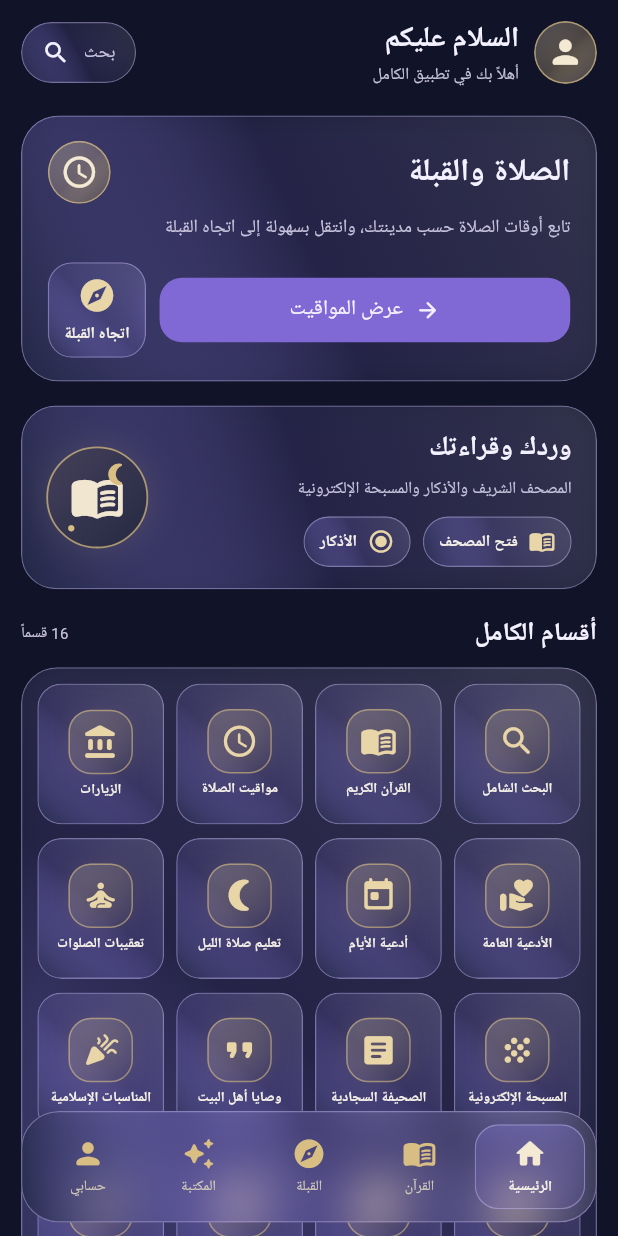
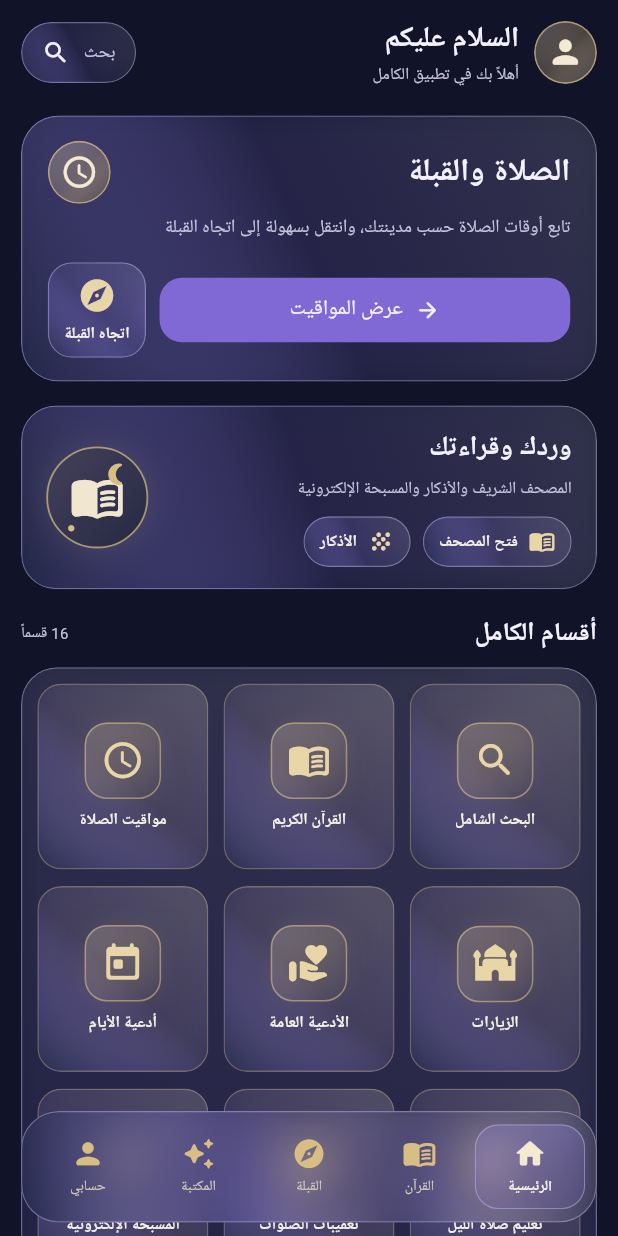
Before and after one commit to akaml7143-source/al-kamil, a Flutter app: the HomePage screen opened directly, on a phone screen of 412 x 824 dp. Run offline on Flutter 3.47's test engine with Material 3 defaults, Android fonts, the phone set to English and light mode, and no system bars; our stand-ins replace flutter_compass, material_ui, shared_preferences; missing offline and left inert: adhan_dart, qcf_quran_plus; accounts and stored records are empty.

Commit message:
Refine section grid and reader icon identity

```diff
--- a/lib/main.dart
+++ b/lib/main.dart
@@ -205,7 +205,7 @@ class HomePage extends StatelessWidget {
     _Section('البحث الشامل', Icons.search_rounded),
     _Section('القرآن الكريم', Icons.menu_book_rounded),
     _Section('مواقيت الصلاة', Icons.access_time_rounded),
-    _Section('الزيارات', Icons.account_balance_rounded),
+    _Section('الزيارات', Icons.mosque_rounded),
     _Section('الأدعية العامة', Icons.volunteer_activism_rounded),
     _Section('أدعية الأيام', Icons.today_rounded),
     _Section('تعليم صلاة الليل', Icons.nightlight_round),
@@ -368,9 +368,9 @@ class HomePage extends StatelessWidget {
                                           onTap: () => _openSection(context, const _Section('القرآن الكريم', Icons.menu_book_rounded)),
                                         ),
                                         _HomePillAction(
-                                          icon: Icons.radio_button_checked_rounded,
+                                          icon: Icons.grain_rounded,
                                           label: 'الأذكار',
-                                          onTap: () => _openSection(context, const _Section('المسبحة الإلكترونية', Icons.radio_button_checked_rounded)),
+                                          onTap: () => _openSection(context, const _Section('المسبحة الإلكترونية', Icons.grain_rounded)),
                                         ),
                                       ],
                                     ),
@@ -437,10 +437,10 @@ class HomePage extends StatelessWidget {
                             physics: const NeverScrollableScrollPhysics(),
                             itemCount: _sections.length,
                             gridDelegate: SliverGridDelegateWithFixedCrossAxisCount(
-                              crossAxisCount: 4,
-                              crossAxisSpacing: 8,
-                              mainAxisSpacing: 9,
-                              childAspectRatio: compact ? 0.95 : 0.9,
+                              crossAxisCount: constraints.maxWidth >= 560 ? 4 : 3,
+                              crossAxisSpacing: 10,
+                              mainAxisSpacing: 11,
+                              childAspectRatio: compact ? 0.88 : 0.92,
                             ),
                             itemBuilder: (context, index) {
                               final section = _sections[index];
@@ -708,14 +708,14 @@ class _SectionTile extends StatelessWidget {
                   ],
                 ),
                 border: Border.all(
-                  color: twilightBorder,
-                  width: 0.85,
+                  color: const Color(0xFFD8BE83).withValues(alpha: 0.34),
+                  width: 0.95,
                 ),
                 boxShadow: [
                   BoxShadow(
-                    color: turquoise.withValues(alpha: 0.075),
-                    blurRadius: 14,
-                    spreadRadius: 0.3,
+                    color: const Color(0xFFD8BE83).withValues(alpha: 0.10),
+                    blurRadius: 16,
+                    spreadRadius: 0.4,
                   ),
                 ],
               ),
@@ -724,8 +724,8 @@ class _SectionTile extends StatelessWidget {
                 mainAxisAlignment: MainAxisAlignment.center,
                 children: [
                   Container(
-                    width: compact ? 43 : 48,
-                    height: compact ? 43 : 48,
+                    width: compact ? 51 : 55,
+                    height: compact ? 51 : 55,
                     decoration: BoxDecoration(
                       borderRadius: BorderRadius.circular(15),
                       gradient: const LinearGradient(
@@ -751,11 +751,11 @@ class _SectionTile extends StatelessWidget {
                     ),
                     child: Icon(
                       section.icon,
-                      size: compact ? 25 : 28,
+                      size: compact ? 29 : 31,
                       color: const Color(0xFFE8D5A8),
                     ),
                   ),
-                  SizedBox(height: compact ? 5 : 7),
+                  SizedBox(height: compact ? 7 : 8),
                   Padding(
                     padding: const EdgeInsets.symmetric(horizontal: 1),
                     child: Text(
@@ -765,7 +765,7 @@ class _SectionTile extends StatelessWidget {
                       overflow: TextOverflow.ellipsis,
                       style: TextStyle(
                         color: const Color(0xFFF4F0E7),
-                        fontSize: compact ? 9.2 : 10,
+                        fontSize: compact ? 10.5 : 11,
                         fontWeight: FontWeight.w600,
                         height: 1.25,
                       ),
@@ -2058,6 +2058,18 @@ class _LibrarySectionScreenState extends State<LibrarySectionScreen> {
   }
 }
 
+
+IconData _readerItemIcon(_LibraryItem item) {
+  final id = item.id.toLowerCase();
+  if (id.startsWith('taqib_')) return Icons.self_improvement_rounded;
+  if (id.contains('ziyarat') || id.contains('visit')) return Icons.mosque_rounded;
+  if (id.contains('sahifa') || id.contains('sajjad')) return Icons.article_rounded;
+  if (id.contains('daily') || id.contains('day')) return Icons.today_rounded;
+  if (id.contains('wasaya') || id.contains('advice')) return Icons.format_quote_rounded;
+  if (id.contains('dua')) return Icons.volunteer_activism_rounded;
+  return Icons.auto_stories_rounded;
+}
+
 class _LibraryItemDetail extends StatefulWidget {
   const _LibraryItemDetail({
     required this.item,
@@ -2235,7 +2247,7 @@ class _LibraryItemDetailState extends State<_LibraryItemDetail> {
                 children: [
                   Row(
                     children: [
-                      const _TwilightGlassOrb(icon: Icons.auto_stories_rounded, size: 42),
+                      _TwilightGlassOrb(icon: _readerItemIcon(widget.item), size: 46),
                       const SizedBox(width: 9),
                       Expanded(
                         child: Text(
```
